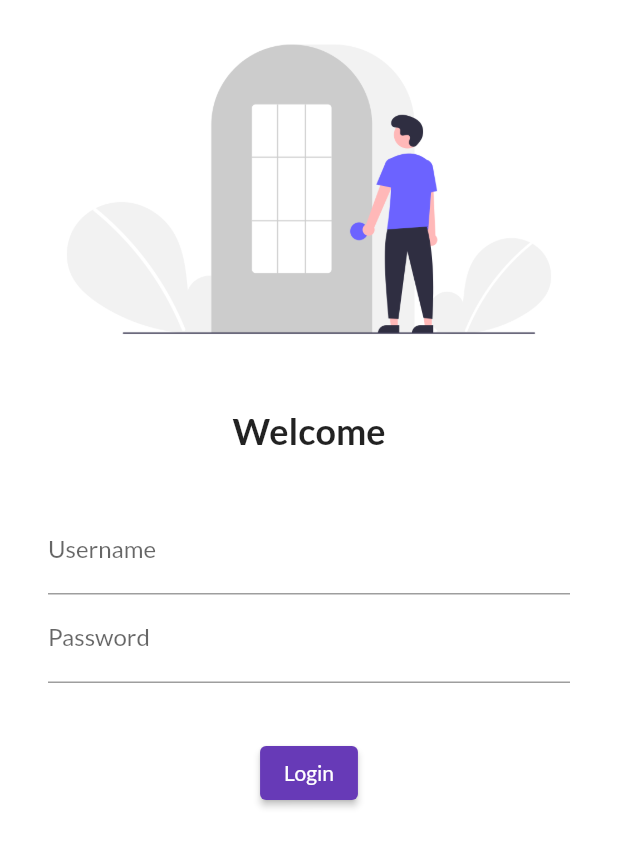
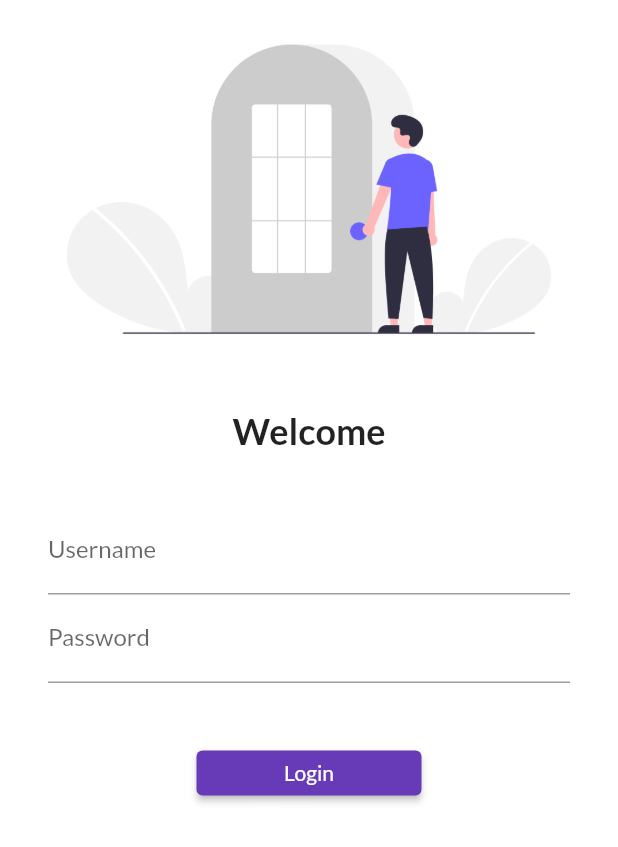
Before and after one commit to angrymiester/Flutter-Login-, a Flutter app: the screen it shows after launch, on a phone screen of 412 x 824 dp. Shown: the top 847 px of the screen. Run offline on Flutter 3.47's test engine with Material 2 defaults, Android fonts, the phone set to English and light mode, and no system bars; our stand-ins replace google_fonts.

Commit message:
Day 5 Navigator elevator butto single child vie

```diff
--- a/lib/main.dart
+++ b/lib/main.dart
@@ -1,6 +1,7 @@
 import "package:flutter/material.dart";
 import 'package:flutter_application_1/pages/home_page.dart';
 import 'package:flutter_application_1/pages/login_page.dart';
+import 'package:flutter_application_1/utils/routes.dart';
 import 'package:google_fonts/google_fonts.dart';
 
 void main() {
@@ -14,14 +15,18 @@ class MyApp extends StatelessWidget {
   Widget build(BuildContext context) {
     return MaterialApp(
       themeMode: ThemeMode.light,
-      theme: ThemeData(primarySwatch: Colors.deepPurple,fontFamily: GoogleFonts.lato().fontFamily,),
+      theme: ThemeData(
+        primarySwatch: Colors.deepPurple,
+        fontFamily: GoogleFonts.lato().fontFamily,
+      ),
       darkTheme: ThemeData(
-          brightness: Brightness.dark,),
+        brightness: Brightness.dark,
+      ),
       initialRoute: "/",
       routes: {
         "/": (context) => LoginPage(),
-        "/home": (context) => HomePage(),
-        "/login": (context) => LoginPage()
+        Myroutes.homeroute: (context) => HomePage(),
+        Myroutes.loginroute: (context) => LoginPage()
       },
     );
   }
--- a/lib/pages/login_page.dart
+++ b/lib/pages/login_page.dart
@@ -1,10 +1,12 @@
 import "package:flutter/material.dart";
+import 'package:flutter_application_1/utils/routes.dart';
 
 class LoginPage extends StatelessWidget {
   @override
   Widget build(BuildContext context) {
     return Material(
         color: Colors.white,
+        child: SingleChildScrollView(
           child: Column(
             children: [
               Image.asset(
@@ -47,12 +49,13 @@ class LoginPage extends StatelessWidget {
               ),
               ElevatedButton(
                 child: Text("Login"),
-              style: TextButton.styleFrom(),
+                style: TextButton.styleFrom(minimumSize: Size(150, 30)),
                 onPressed: () {
-                print("aniket hi");
+                  Navigator.pushNamed(context, Myroutes.homeroute);
                 },
               )
             ],
+          ),
         ));
   }
 }
--- /dev/null
+++ b/lib/utils/routes.dart
@@ -0,0 +1,4 @@
+class Myroutes {
+  static String loginroute = "/login";
+  static String homeroute = "/home";
+}
```
Lines whose indentation alone changed are shown as unchanged.
